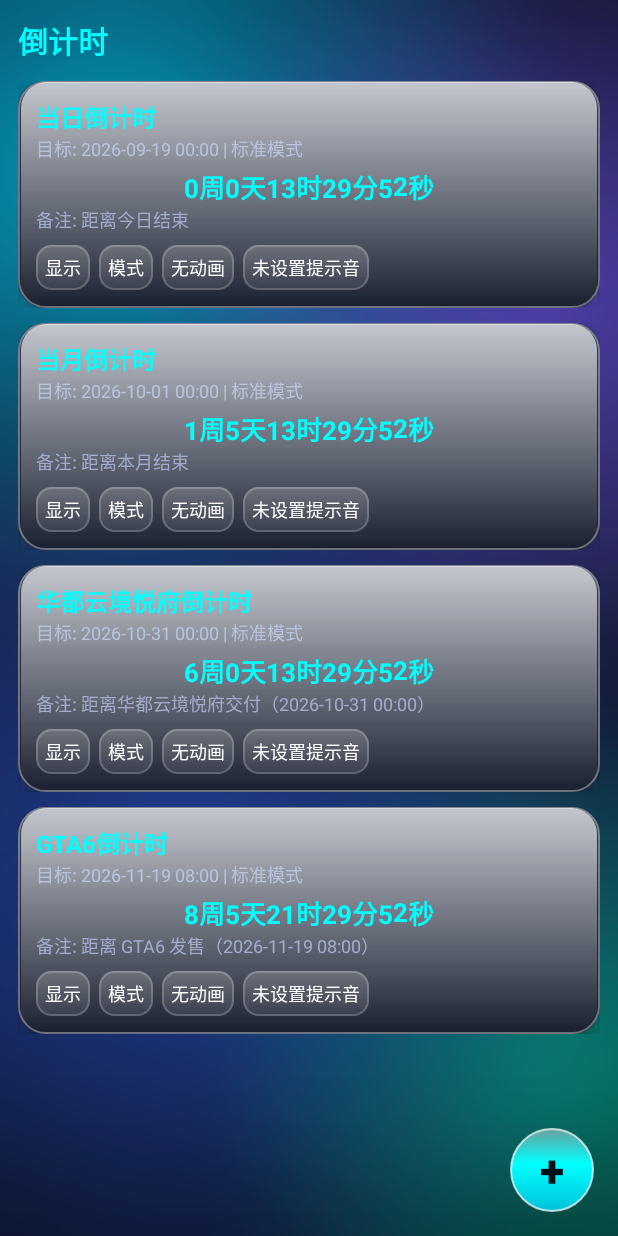
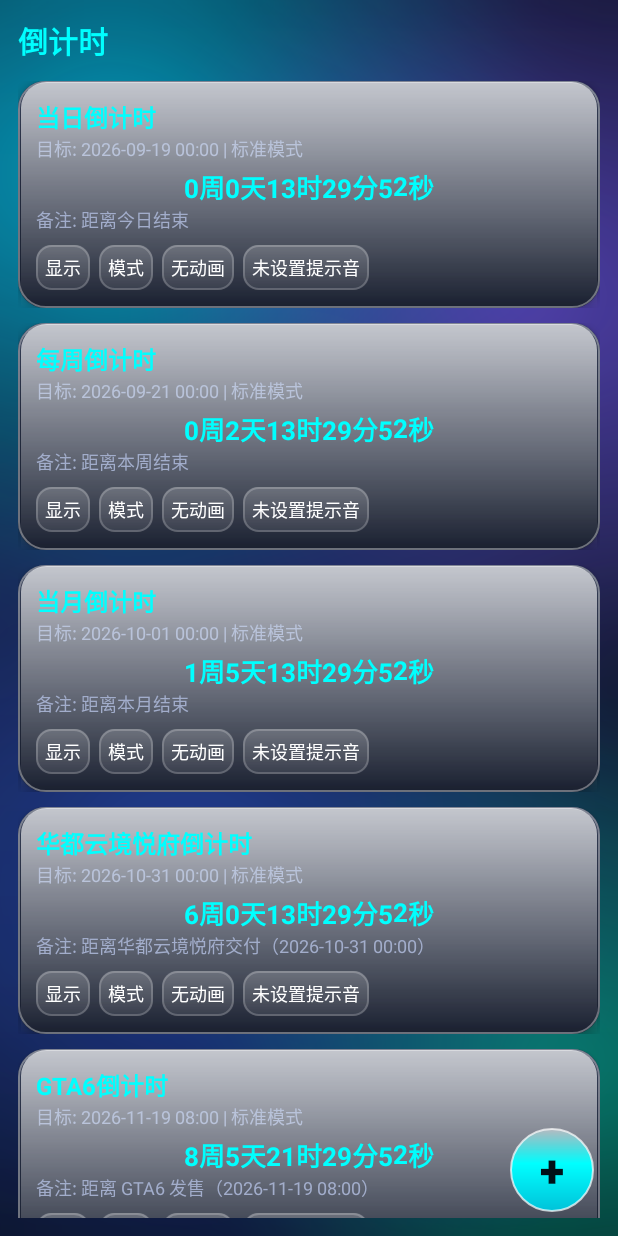
Before and after one commit to baigao110/countdown-android, an Android app: the screen it shows after launch (MainActivity), on a phone screen of 412 x 824 dp. Run offline under Robolectric (Android 15) with nearby library versions, the light colour scheme and no system bars; pictures from the network do not load; 1 statement that could not run was skipped.

Commit message:
同步安卓版源码：app/src/main/java/com/baigao/countdown/MainActivity.kt

```diff
--- a/app/src/main/java/com/baigao/countdown/MainActivity.kt
+++ b/app/src/main/java/com/baigao/countdown/MainActivity.kt
@@ -87,7 +87,7 @@ class MainActivity : Activity() {
         }
     }
 
-    /** 读取本地数据，并确保四个内置项（当日 / 当月 / 华都云境悦府 / GTA6）始终存在。 */
+    /** 读取本地数据，并确保五个内置项（当日 / 每周 / 当月 / 华都云境悦府 / GTA6）始终存在。 */
     private fun loadData() {
         data = CountdownStore.load(this)
         if (ensureBuiltInTimers()) CountdownStore.save(this, data)
@@ -100,6 +100,7 @@ class MainActivity : Activity() {
         var added = ensureBuiltIn(BuiltIn.GTA6, "GTA6倒计时", "距离 GTA6 发售（2026-11-19 08:00）")
         added = ensureBuiltIn(BuiltIn.HUADU, "华都云境悦府倒计时", "距离华都云境悦府交付（2026-10-31 00:00）") || added
         added = ensureBuiltIn(BuiltIn.MONTH, "当月倒计时", "距离本月结束") || added
+        added = ensureBuiltIn(BuiltIn.WEEK, "每周倒计时", "距离本周结束") || added
         added = ensureBuiltIn(BuiltIn.DAY, "当日倒计时", "距离今日结束") || added
         return added
     }
@@ -199,6 +200,8 @@ class MainActivity : Activity() {
         // 与 AlarmManager（2 小时一次兜底），任一条跑通都会发通知。
         UpdateCheckJobService.schedule(this)
         UpdateCheckReceiver.schedule(this)
+        // 每日吃药提醒：默认 09:00，开关与时间都在「关于」页里改
+        MedicineReminder.schedule(this)
         // 启动即检查更新：发现新版本会强制弹出更新日志对话框，并发送一条系统通知
         handleUpdateIntent(intent)
         if (!updateCheckedOnce) {
@@ -617,6 +620,7 @@ class MainActivity : Activity() {
     /** 内置倒计时的默认定义（顺序即列表里的展示顺序）。 */
     private val builtInDefs = listOf(
         Triple(BuiltIn.DAY, "当日倒计时", "距离今日结束"),
+        Triple(BuiltIn.WEEK, "每周倒计时", "距离本周结束"),
         Triple(BuiltIn.MONTH, "当月倒计时", "距离本月结束"),
         Triple(BuiltIn.HUADU, "华都云境悦府倒计时", "距离华都云境悦府交付（2026-10-31 00:00）"),
         Triple(BuiltIn.GTA6, "GTA6倒计时", "距离 GTA6 发售（2026-11-19 08:00）")
@@ -662,7 +666,7 @@ class MainActivity : Activity() {
                 .apply()
         }
         // 兜底：某些项可能既不在列表里、也没有被标记删除（例如被改成普通倒计时），
-        // 这里统一补齐，保证点「确定」之后四个内置项真的回到列表里
+        // 这里统一补齐，保证点「确定」之后五个内置项真的回到列表里
         if (ensureBuiltInTimers()) changed = true
         if (changed) CountdownStore.save(this, data)
         rebuildList()
@@ -672,7 +676,7 @@ class MainActivity : Activity() {
     /**
      * 当前「不在列表里」的内置倒计时：
      * 既包括用户删掉的（记在 removedBuiltIns 里），也包括列表里查不到该类型的。
-     * 为空表示四个内置倒计时都在列表里，此时不需要显示「恢复内置」。
+     * 为空表示五个内置倒计时都在列表里，此时不需要显示「恢复内置」。
      */
     private fun missingBuiltIns(): List<Triple<Int, String, String>> =
         builtInDefs.filter { def -> def.first in removedBuiltIns || data.none { it.builtIn == def.first } }
@@ -689,7 +693,7 @@ class MainActivity : Activity() {
     private fun showRestoreBuiltInDialog() {
         val missing = missingBuiltIns()
         if (missing.isEmpty()) {
-            Toast.makeText(this, "四个内置倒计时都在列表里", Toast.LENGTH_SHORT).show()
+            Toast.makeText(this, "五个内置倒计时都在列表里", Toast.LENGTH_SHORT).show()
             return
         }
         val checked = BooleanArray(missing.size) { true }
```
